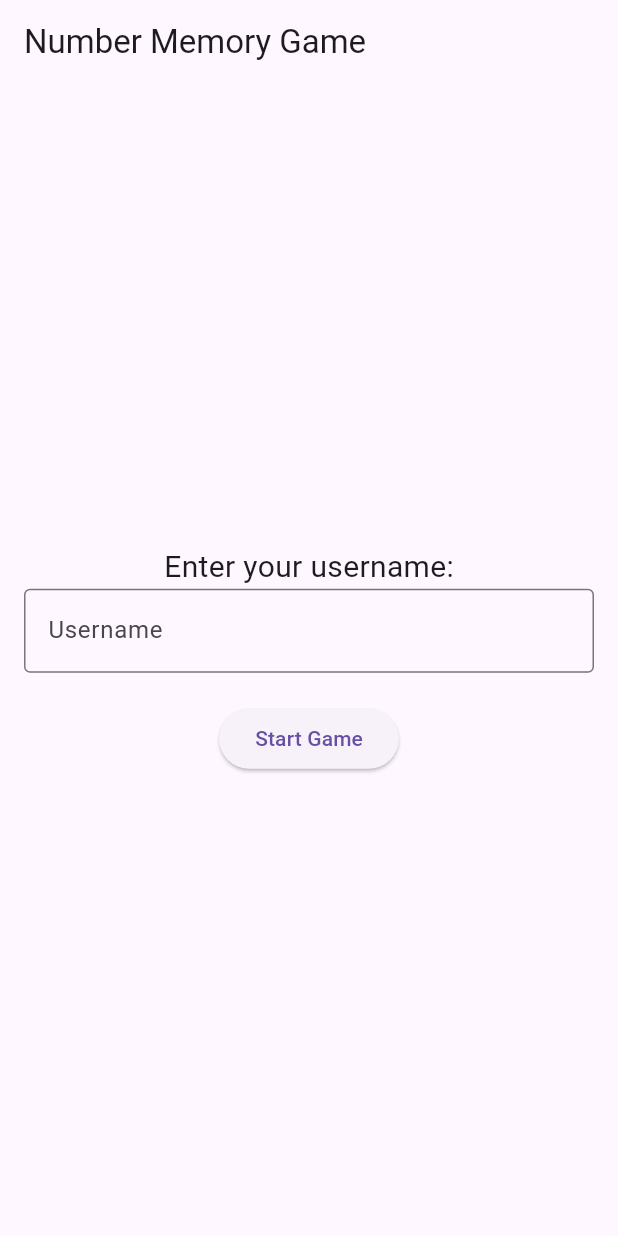
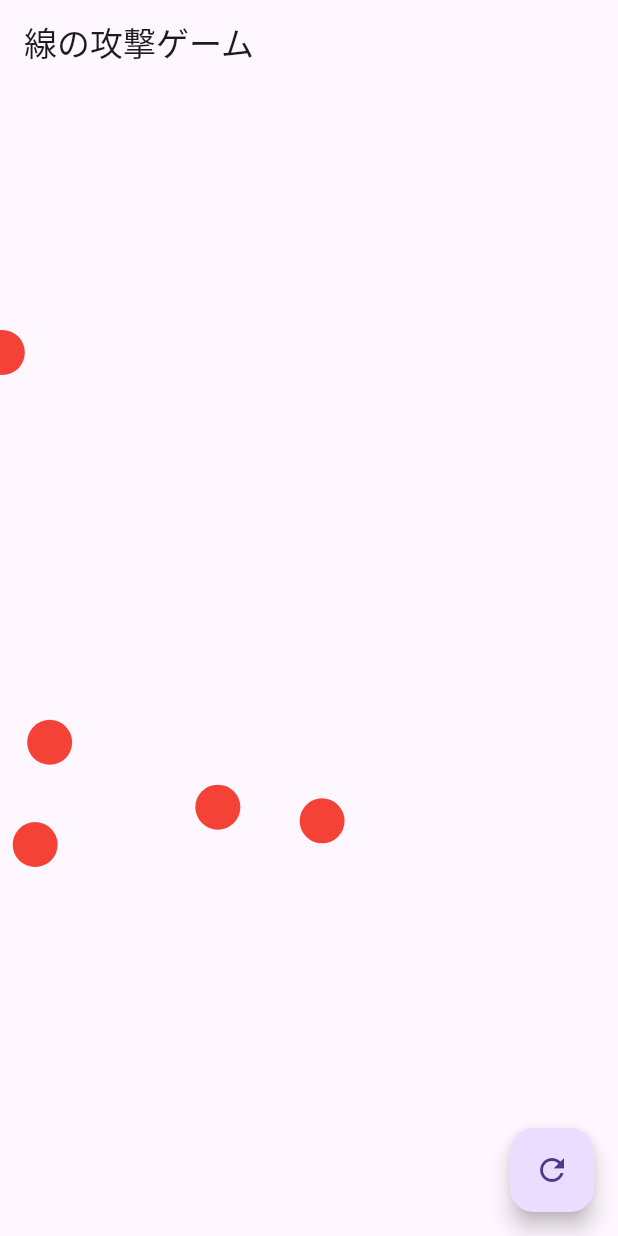
Before and after one commit to masaPokemon/masaPokemon.github, a Flutter app: the screen it shows after launch, on a phone screen of 412 x 824 dp. Run offline on Flutter 3.47's test engine with Material 3 defaults, Android fonts, the phone set to English and light mode, and no system bars; our stand-ins replace firebase_core; accounts and stored records are empty.

Commit message:
Update main.darts

```diff
--- a/lib/main.dart
+++ b/lib/main.dart
@@ -1,215 +1,162 @@
 import 'package:flutter/material.dart';
-import 'package:cloud_firestore/cloud_firestore.dart';
-import 'package:firebase_core/firebase_core.dart';
-import 'dart:async';
 import 'dart:math';
-import 'firebase_options.dart';
 
-void main() async {
-  WidgetsFlutterBinding.ensureInitialized();
-  await Firebase.initializeApp(options: DefaultFirebaseOptions.currentPlatform);
-  runApp(MyApp());
+void main() {
+  runApp(MyGameApp());
 }
 
-class MyApp extends StatelessWidget {
+class MyGameApp extends StatelessWidget {
   @override
   Widget build(BuildContext context) {
     return MaterialApp(
-      title: 'Number Memory Game',
-      theme: ThemeData(primarySwatch: Colors.blue),
-      home: NumberMemoryGame(),
+      title: '線の攻撃ゲーム',
+      home: GameScreen(),
     );
   }
 }
 
-class NumberMemoryGame extends StatefulWidget {
+class GameScreen extends StatefulWidget {
   @override
-  _NumberMemoryGameState createState() => _NumberMemoryGameState();
+  _GameScreenState createState() => _GameScreenState();
 }
 
-class _NumberMemoryGameState extends State<NumberMemoryGame> {
-  String displayedNumber = '';
-  String displayedNumber2 = '';
-  final TextEditingController inputController = TextEditingController();
-  final TextEditingController usernameController = TextEditingController();
-  int wrongAttempts = 0;
+class _GameScreenState extends State<GameScreen> {
+  List<Offset?> points = [];
+  List<Enemy> enemies = [];
   int score = 0;
-  bool isGameOver = false;
-  bool isUsernameEntered = false;
-  Timer? timer;
+  final Random random = Random();
+  int enemyCount = 5;
 
   @override
   void initState() {
     super.initState();
+    _generateEnemies();
   }
 
-  void startGame() {
-    wrongAttempts = 0;
-    score = 0;
-    isGameOver = false;
-    generateNumber();
-  }
-
-  void generateNumber() {
-    int number = Random().nextInt(10000000); // 0-999999のランダムな数字を生成
-    displayedNumber = number.toString().padLeft(7, '0'); // 4桁に揃える
-    displayedNumber2 = number.toString().padLeft(7, '0'); // 4桁に揃える
-    setState(() {});
-
-    // 5秒後にユーザー入力を促す
-    timer = Timer(Duration(seconds: 2), () {
-      setState(() {
-        displayedNumber = ''; // 数字を隠す
+  void _generateEnemies() {
+    enemies = List.generate(enemyCount, (index) {
+      return Enemy(
+        position: Offset(random.nextDouble() * 300, random.nextDouble() * 600),
+        speed: random.nextDouble() * 2 + 1,
+      );
     });
-    });
-  }
-
-  void checkAnswer() {
-    if (inputController.text == displayedNumber2) {
-      score++;
-      generateNumber();
-    } else {
-      wrongAttempts++;
-      if (wrongAttempts >= 3) {
-        setState(() {
-          isGameOver = true;
-          saveScore();
-        });
-      } else {
-        generateNumber();
-      }
-    }
-    inputController.clear();
-  }
-
-  Future<void> saveScore() async {
-    if (usernameController.text.isNotEmpty) {
-      await FirebaseFirestore.instance.collection('scores').add({
-        'username': usernameController.text,
-        'score': score,
-      });
-    }
-  }
-
-  Future<List<Map<String, dynamic>>> fetchScores() async {
-    var snapshot = await FirebaseFirestore.instance
-        .collection('scores')
-        .orderBy('score', descending: true)
-        .limit(10)
-        .get();
-    return snapshot.docs.map((doc) {
-      var data = doc.data();
-      return {
-        'username': data['username'],
-        'score': data['score'],
-      };
-    }).toList();
   }
 
   @override
   Widget build(BuildContext context) {
     return Scaffold(
-      appBar: AppBar(title: Text('Number Memory Game')),
-      body: Center(
-        child: isGameOver
-            ? Column(
-                mainAxisAlignment: MainAxisAlignment.center,
-                children: [
-                  Text('Game Over! Your Score: $score', style: TextStyle(fontSize: 24)),
-                  ElevatedButton(
-                    onPressed: startGame,
-                    child: Text('Restart'),
+      appBar: AppBar(
+        title: Text('線の攻撃ゲーム'),
       ),
-                  SizedBox(height: 20),
-                  FutureBuilder<List<Map<String, dynamic>>>(
-                    future: fetchScores(),
-                    builder: (context, snapshot) {
-                      if (snapshot.connectionState == ConnectionState.waiting) {
-                        return CircularProgressIndicator();
-                      }
-                      if (!snapshot.hasData || snapshot.data!.isEmpty) {
-                        return Text('No scores available.');
-                      }
-                      return Expanded(
-                        child: ListView.builder(
-                          itemCount: snapshot.data!.length,
-                          itemBuilder: (context, index) {
-                            final scoreEntry = snapshot.data![index];
-                            return ListTile(
-                              title: Text(scoreEntry['username']),
-                              trailing: Text(scoreEntry['score'].toString()),
-                            );
+      body: GestureDetector(
+        onPanUpdate: (details) {
+          setState(() {
+            points.add(details.localPosition);
+          });
         },
-                        ),
-                      );
+        onPanEnd: (details) {
+          checkAttack();
+          points.clear(); // 描いた線をクリア
         },
-                  ),
-                ],
-              )
-            : !isUsernameEntered
-                ? Padding(
-                    padding: const EdgeInsets.all(16.0),
-                    child: Column(
-                      mainAxisAlignment: MainAxisAlignment.center,
-                      children: [
-                        Text('Enter your username:', style: TextStyle(fontSize: 20)),
-                        TextField(
-                          controller: usernameController,
-                          decoration: InputDecoration(
-                            border: OutlineInputBorder(),
-                            labelText: 'Username',
+        child: CustomPaint(
+          painter: LinePainter(points, enemies),
+          child: Container(),
         ),
       ),
-                        SizedBox(height: 20),
-                        ElevatedButton(
+      floatingActionButton: FloatingActionButton(
         onPressed: () {
           setState(() {
-                              isUsernameEntered = true;
+            score = 0; // スコアをリセット
+            _generateEnemies(); // 敵を再生成
           });
-                            startGame();
         },
-                          child: Text('Start Game'),
-                        ),
-                      ],
-                    ),
-                  )
-                : Column(
-                    mainAxisAlignment: MainAxisAlignment.center,
-                    children: [
-                      if (displayedNumber.isNotEmpty)
-                        Text(
-                          displayedNumber,
-                          style: TextStyle(fontSize: 48),
-                        ),
-                      if (displayedNumber.isEmpty)
-                        Padding(
-                          padding: const EdgeInsets.all(16.0),
-                          child: TextField(
-                            controller: inputController,
-                            decoration: InputDecoration(
-                              border: OutlineInputBorder(),
-                              labelText: 'Enter the number',
-                            ),
-                            keyboardType: TextInputType.number,
-                            onSubmitted: (value) => checkAnswer(),
-                          ),
-                        ),
-                      SizedBox(height: 20),
-                      ElevatedButton(
-                        onPressed: checkAnswer,
-                        child: Text('Submit'),
-                      ),
-                    ],
-                  ),
+        child: Icon(Icons.refresh),
       ),
     );
   }
 
-  @override
-  void dispose() {
-    timer?.cancel();
-    inputController.dispose();
-    usernameController.dispose();
-    super.dispose();
+  void checkAttack() {
+    // 敵に当たった場合の処理
+    enemies.removeWhere((enemy) {
+      // 線が敵に当たったかをチェック
+      for (int i = 0; i < points.length - 1; i++) {
+        if (enemy.isHit(points[i]!, points[i + 1]!)) {
+          setState(() {
+            score++;
+          });
+          return true; // 敵を削除
         }
       }
+      return false;
+    });
+    print('Score: $score');
+  }
+}
+
+class Enemy {
+  Offset position;
+  double speed;
+
+  Enemy({required this.position, required this.speed});
+
+  void move() {
+    position = Offset(position.dx, position.dy + speed);
+  }
+
+  bool isHit(Offset start, Offset end) {
+    // 敵の位置が線の範囲内にあるかチェック
+    double distance = pointToLineDistance(position, start, end);
+    return distance < 20; // 衝突判定の距離
+  }
+
+  double pointToLineDistance(Offset point, Offset start, Offset end) {
+    final double A = point.dy - start.dy;
+    final double B = start.dx - end.dx;
+    final double C = start.dx * end.dy - start.dy * end.dx;
+    return (A * B + C).abs() / sqrt(A * A + B * B);
+  }
+}
+
+class LinePainter extends CustomPainter {
+  final List<Offset?> points;
+  final List<Enemy> enemies;
+
+  LinePainter(this.points, this.enemies);
+
+  @override
+  void paint(Canvas canvas, Size size) {
+    // 線を描画
+    if (points.isNotEmpty) {
+      final paint = Paint()
+        ..color = Colors.blue
+        ..strokeCap = StrokeCap.round
+        ..strokeWidth = 5.0;
+
+      for (int i = 0; i < points.length - 1; i++) {
+        if (points[i] != null && points[i + 1] != null) {
+          canvas.drawLine(points[i]!, points[i + 1]!, paint);
+        }
+      }
+    }
+
+    // 敵を描画
+    final enemyPaint = Paint()
+      ..color = Colors.red
+      ..style = PaintingStyle.fill;
+
+    for (var enemy in enemies) {
+      canvas.drawCircle(enemy.position, 15, enemyPaint);
+      enemy.move(); // 敵を移動させる
+      // 画面外に出た敵を削除
+      if (enemy.position.dy > size.height) {
+        enemies.remove(enemy);
+        break;
+      }
+    }
+  }
+
+  @override
+  bool shouldRepaint(LinePainter oldDelegate) {
+    return oldDelegate.points != points || oldDelegate.enemies != enemies;
+  }
+}
```
Lines whose indentation alone changed are shown as unchanged.
